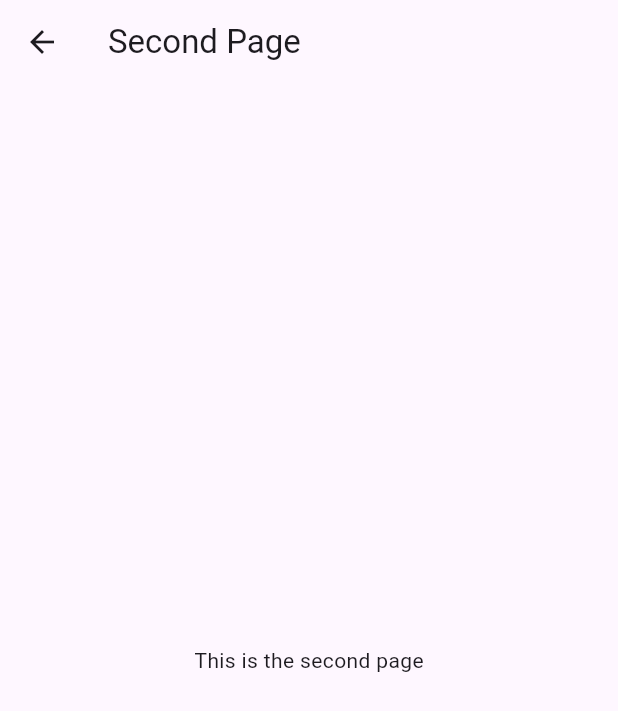
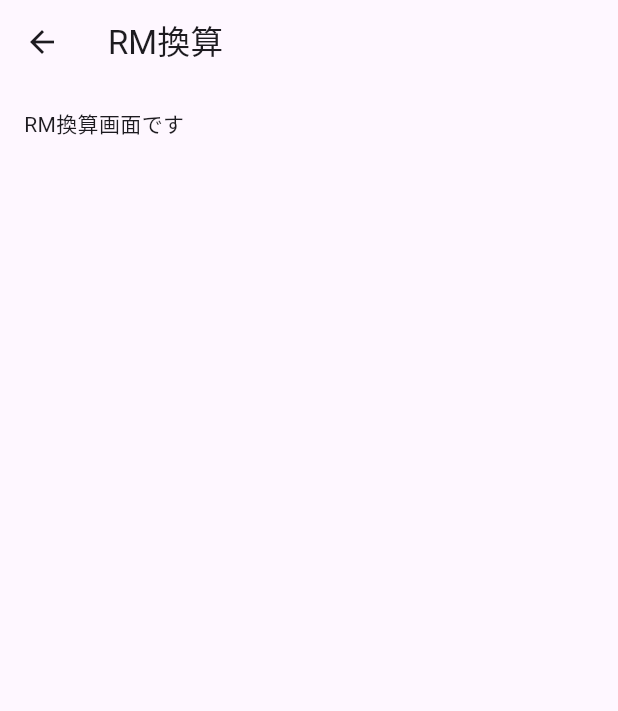
Before and after one commit to yudaitakeda/per, a Flutter app: the Rmstate screen opened directly, on a phone screen of 412 x 824 dp. Shown: the top 711 px of the screen. Run offline on Flutter 3.47's test engine with Material 3 defaults, Android fonts, the light colour scheme and no system bars; our stand-ins replace table_calendar.

Commit message:
feat:RM換算の画面の修正

```diff
--- a/lib/rm.dart
+++ b/lib/rm.dart
@@ -15,10 +15,16 @@ class _RmState extends State<Rmstate> {
   Widget build(BuildContext context) {
     return Scaffold(
       appBar: AppBar(
-        title: const Text('Second Page'),
+        title: const Text('RM換算'),
       ),
-      body: const Center(
-        child: Text('This is the second page'),
+      body: Column(
+        crossAxisAlignment: CrossAxisAlignment.start,
+        children: const [
+          Padding(
+            padding: EdgeInsets.all(16.0),
+            child: Text('RM換算画面です'),
+          ),
+        ],
       ),
     );
   }
```
